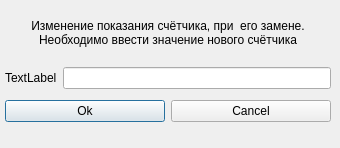
Above: newcounter.ui from MartovKot/ZHSK before the change. Below: the same form after it.
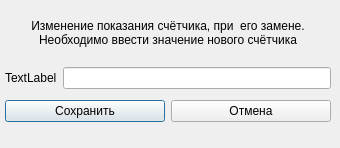
That is the form after the change.

What changed in the file:
```diff
--- a/newcounter.ui
+++ b/newcounter.ui
@@ -95,14 +95,14 @@
       <item>
        <widget class="QPushButton" name="pBtn_Ok">
         <property name="text">
-         <string>Ok</string>
+         <string>Сохранить</string>
         </property>
        </widget>
       </item>
       <item>
        <widget class="QPushButton" name="pBtn_Cancel">
         <property name="text">
-         <string>Cancel</string>
+         <string>Отмена</string>
         </property>
        </widget>
       </item>
```
